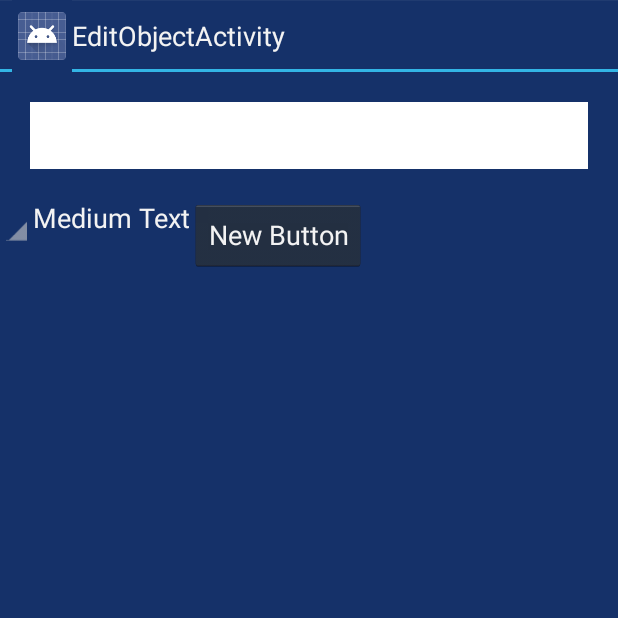
After one commit to kirayatail/sizematters, an Android app: the EditObjectActivity screen opened directly, with no data from a screen before it, on a phone screen of 412 x 824 dp, the top half of it. The commit adds this screen. Run offline under Robolectric (Android 15) with nearby library versions, the light colour scheme and no system bars; pictures from the network do not load.

Commit message:
Created editObjectActivity

```diff
--- /dev/null
+++ b/SizeMatters/app/src/main/java/edu/chl/startup/sizematters/app/EditObjectActivity.java
@@ -0,0 +1,80 @@
+package edu.chl.startup.sizematters.app;
+
+import android.app.Activity;
+import android.os.Bundle;
+import android.view.KeyEvent;
+import android.view.Menu;
+import android.view.MenuItem;
+import android.view.View;
+import android.widget.Button;
+import android.widget.EditText;
+import android.widget.LinearLayout;
+import android.widget.Spinner;
+import android.widget.TextView;
+
+import java.util.ArrayList;
+import java.util.Map;
+import java.util.Map.Entry;
+
+
+public class EditObjectActivity extends Activity {
+
+    private int currentObjectID = -1;
+    private SizeObject sizeObject = null;
+    private String[] oldKeys;
+
+    @Override
+    protected void onCreate(Bundle savedInstanceState) {
+        super.onCreate(savedInstanceState);
+        setContentView(R.layout.activity_edit_object);
+
+        Bundle extras = getIntent().getExtras();
+        if(extras != null && extras.containsKey(Constants.SIZEOBJECT_ID)) {
+            this.currentObjectID = extras.getInt(Constants.SIZEOBJECT_ID);
+            this.sizeObject = SizeObject.load(this, currentObjectID);
+            this.oldKeys = new String[sizeObject.getMeasurements().size()];
+            Entry<String, Double>[] entryArray = new Entry[0];
+            entryArray = sizeObject.getMeasurements().toArray(entryArray);
+            for (int i=0; i<oldKeys.length; i++) {
+                oldKeys[i] = entryArray[i].getKey();
+            }
+        } else {
+            this.sizeObject = new SizeObject(this);
+            this.currentObjectID = sizeObject.getId();
+            this.oldKeys = new String[0];
+        }
+
+
+        makeMeasurementComponents();
+    }
+
+    private void makeMeasurementComponents() {
+        LinearLayout innerLayout;
+
+        EditText measureName;
+        TextView measureValue;
+        Button eraseButton;
+        int id = 0;
+        for (Map.Entry<String, Double> ent : sizeObject.getMeasurements()) {
+            innerLayout = new LinearLayout(this);
+            innerLayout.setOrientation(LinearLayout.HORIZONTAL);
+            measureName = new EditText(this);
+            measureName.setId((3*id));
+            measureName.setText(ent.getKey());
+            measureName.setOnKeyListener(new View.OnKeyListener() {
+                @Override
+                public boolean onKey(View view, int i, KeyEvent keyEvent) {
+                    return false;
+                }
+            });
+            measureValue = new TextView(this);
+            measureValue.setId(3*id+1);
+            measureValue.setText((ent.getValue().toString()));
+            eraseButton = new Button(this);
+            eraseButton.setId(3*id+2);
+            id++;
+        }
+    }
+
+
+}
--- a/SizeMatters/app/src/main/java/edu/chl/startup/sizematters/app/SizeObject.java
+++ b/SizeMatters/app/src/main/java/edu/chl/startup/sizematters/app/SizeObject.java
@@ -28,6 +28,8 @@ public class SizeObject implements Serializable {
     private String name;
     private String description;
     private Map <String, Double> measurements;
+
+
 
     public SizeObject(Activity act) {
         this.id = DataHandler.getNextID(act);
@@ -112,6 +114,10 @@ public class SizeObject implements Serializable {
         this.description = description;
     }
 
+    public int getId() {
+        return id;
+    }
+
     public String getName() {
         return name;
     }
--- /dev/null
+++ b/SizeMatters/app/src/main/res/layout/activity_edit_object.xml
@@ -0,0 +1,48 @@
+<?xml version="1.0" encoding="utf-8"?>
+
+<ScrollView xmlns:android="http://schemas.android.com/apk/res/android"
+    android:layout_width="match_parent" android:layout_height="match_parent">
+
+
+    <LinearLayout
+        android:orientation="vertical"
+        android:layout_width="fill_parent"
+        android:layout_height="fill_parent">
+
+        <EditText
+            android:layout_width="match_parent"
+            android:layout_height="wrap_content"
+            android:id="@+id/editText"
+            android:background="#FFFFFFFF"
+            android:padding="10dp"
+            android:layout_margin="20dp" />
+
+        <LinearLayout
+            android:orientation="horizontal"
+            android:layout_width="fill_parent"
+            android:layout_height="fill_parent">
+
+            <Spinner
+                android:layout_width="wrap_content"
+                android:layout_height="wrap_content"
+                android:id="@+id/spinner"
+                android:layout_gravity="left" />
+
+            <TextView
+                android:layout_width="wrap_content"
+                android:layout_height="wrap_content"
+                android:textAppearance="?android:attr/textAppearanceMedium"
+                android:text="Medium Text"
+                android:id="@+id/textView"
+                android:layout_gravity="center_horizontal" />
+
+            <Button
+                android:layout_width="wrap_content"
+                android:layout_height="wrap_content"
+                android:text="New Button"
+                android:id="@+id/button"
+                android:layout_gravity="right" />
+        </LinearLayout>
+
+    </LinearLayout>
+</ScrollView>
--- a/SizeMatters/app/src/main/res/values/strings.xml
+++ b/SizeMatters/app/src/main/res/values/strings.xml
@@ -17,5 +17,6 @@
     <string name="title_activity_pick_meassurement">PickMeassurementActivity</string>
     <string name="hello_world">Hello world!</string>
     <string name="action_settings">Settings</string>
+    <string name="title_activity_edit_object">EditObjectActivity</string>
 
 </resources>
```
Also changed, not shown: SizeMatters/app/src/main/AndroidManifest.xml (+6 -4 lines), SizeMatters/app/src/main/res/menu/edit_object.xml (added, +9 -0 lines), SizeMatters/app/src/main/res/values/attrs_edit_measurement_view.xml (added, +8 -0 lines).
